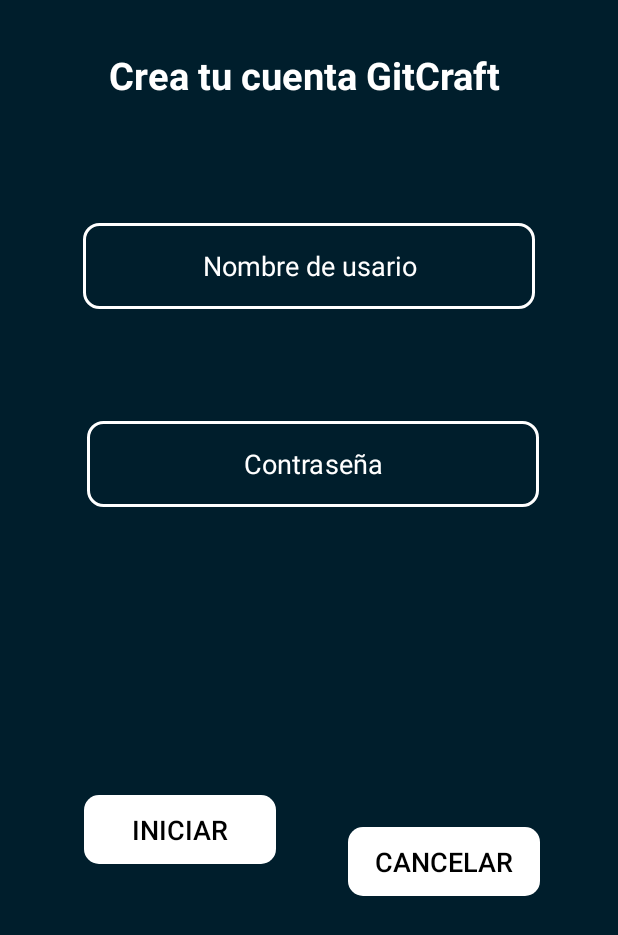
After one commit to EduardJiron/12HGitCraft, an Android app: the fragment CuentaCraftFragment shown on its own in the app's theme, on a phone screen of 412 x 824 dp. The commit adds this screen. Shown: the top 935 px of the screen. Run offline under Robolectric (Android 15) with nearby library versions, the phone set to English and light mode, and no system bars.

Commit message:
InterfazNuevas

```diff
--- /dev/null
+++ b/app/src/main/java/com/twelveHours/gitcraft/CuentaCraftFragment.kt
@@ -0,0 +1,59 @@
+package com.twelveHours.gitcraft
+
+import android.os.Bundle
+import androidx.fragment.app.Fragment
+import android.view.LayoutInflater
+import android.view.View
+import android.view.ViewGroup
+
+// TODO: Rename parameter arguments, choose names that match
+// the fragment initialization parameters, e.g. ARG_ITEM_NUMBER
+private const val ARG_PARAM1 = "param1"
+private const val ARG_PARAM2 = "param2"
+
+/**
+ * A simple [Fragment] subclass.
+ * Use the [CuentaCraftFragment.newInstance] factory method to
+ * create an instance of this fragment.
+ */
+class CuentaCraftFragment : Fragment() {
+    // TODO: Rename and change types of parameters
+    private var param1: String? = null
+    private var param2: String? = null
+
+    override fun onCreate(savedInstanceState: Bundle?) {
+        super.onCreate(savedInstanceState)
+        arguments?.let {
+            param1 = it.getString(ARG_PARAM1)
+            param2 = it.getString(ARG_PARAM2)
+        }
+    }
+
+    override fun onCreateView(
+        inflater: LayoutInflater, container: ViewGroup?,
+        savedInstanceState: Bundle?
+    ): View? {
+        // Inflate the layout for this fragment
+        return inflater.inflate(R.layout.fragment_cuenta_craft, container, false)
+    }
+
+    companion object {
+        /**
+         * Use this factory method to create a new instance of
+         * this fragment using the provided parameters.
+         *
+         * @param param1 Parameter 1.
+         * @param param2 Parameter 2.
+         * @return A new instance of fragment CuentaCraftFragment.
+         */
+        // TODO: Rename and change types and number of parameters
+        @JvmStatic
+        fun newInstance(param1: String, param2: String) =
+            CuentaCraftFragment().apply {
+                arguments = Bundle().apply {
+                    putString(ARG_PARAM1, param1)
+                    putString(ARG_PARAM2, param2)
+                }
+            }
+    }
+}
--- /dev/null
+++ b/app/src/main/res/layout/fragment_cuenta_craft.xml
@@ -0,0 +1,108 @@
+<?xml version="1.0" encoding="utf-8"?>
+<FrameLayout xmlns:android="http://schemas.android.com/apk/res/android"
+    xmlns:app="http://schemas.android.com/apk/res-auto"
+    xmlns:tools="http://schemas.android.com/tools"
+    android:layout_width="match_parent"
+    android:layout_height="match_parent"
+    tools:context=".CuentaCraftFragment">
+
+    <androidx.constraintlayout.widget.ConstraintLayout
+        android:layout_width="match_parent"
+        android:layout_height="match_parent"
+        android:background="@color/bacAzul">
+
+        <TextView
+            android:id="@+id/textInfoNuevaCuenta"
+            android:layout_width="363dp"
+            android:layout_height="40dp"
+            android:text="Crea tu cuenta GitCraft "
+            android:textAlignment="center"
+            android:textColor="@color/white"
+            android:textSize="25sp"
+            android:textStyle="bold"
+            app:layout_constraintBottom_toBottomOf="parent"
+            app:layout_constraintEnd_toEndOf="parent"
+            app:layout_constraintStart_toStartOf="parent"
+            app:layout_constraintTop_toTopOf="parent"
+            app:layout_constraintVertical_bias="0.042" />
+
+        <EditText
+            android:id="@+id/txtNombreGraft"
+            android:layout_width="301dp"
+            android:layout_height="57dp"
+            android:ems="15"
+            android:layout_alignParentLeft="true"
+            android:layout_alignParentTop="true"
+            android:layout_marginStart="150dp"
+            android:layout_marginTop="76dp"
+            android:layout_marginEnd="206dp"
+            android:background="@drawable/edit_text_rounded"
+            android:hint="Nombre de usario"
+            android:textAlignment="center"
+            android:textColor="@color/white"
+            android:textColorHint="@color/white"
+            app:layout_constraintEnd_toEndOf="parent"
+            app:layout_constraintHorizontal_bias="0.386"
+            app:layout_constraintStart_toStartOf="parent"
+            app:layout_constraintTop_toBottomOf="@+id/textInfoNuevaCuenta" />
+
+        <EditText
+            android:id="@+id/editTextPassword"
+            android:layout_width="301dp"
+            android:layout_height="57dp"
+            android:background="@drawable/edit_text_rounded"
+            android:ems="15"
+            android:hint="Contraseña"
+            android:inputType="textPassword"
+            android:textAlignment="center"
+            android:textColor="@color/white"
+            android:textColorHint="@color/white"
+            app:layout_constraintBottom_toBottomOf="parent"
+            app:layout_constraintEnd_toEndOf="parent"
+            app:layout_constraintHorizontal_bias="0.527"
+            app:layout_constraintStart_toStartOf="parent"
+            app:layout_constraintTop_toBottomOf="@+id/txtNombreGraft"
+            app:layout_constraintVertical_bias="0.133" />
+
+        <Button
+            android:id="@+id/btnAgregarGraft"
+            android:layout_width="128dp"
+            android:layout_height="46dp"
+            android:layout_marginStart="52dp"
+            android:layout_marginTop="84dp"
+            android:background="@drawable/button_rounded"
+            android:backgroundTint="@android:color/white"
+            android:stateListAnimator="@null"
+            android:text="Iniciar"
+            android:textColor="@color/black"
+            android:textSize="18sp"
+            app:backgroundTint="@null"
+            app:layout_constraintBottom_toBottomOf="parent"
+            app:layout_constraintEnd_toStartOf="@+id/btnCancGraft"
+            app:layout_constraintHorizontal_bias="0.078"
+            app:layout_constraintStart_toStartOf="parent"
+            app:layout_constraintTop_toBottomOf="@+id/editTextPassword"
+            app:layout_constraintVertical_bias="0.304" />
+
+        <Button
+            android:id="@+id/btnCancGraft"
+            android:layout_width="128dp"
+            android:layout_height="46dp"
+            android:layout_marginTop="20dp"
+            android:layout_marginEnd="52dp"
+            android:background="@drawable/button_rounded"
+            android:backgroundTint="@android:color/white"
+            android:stateListAnimator="@null"
+            android:text="Cancelar"
+            android:textColor="@color/black"
+            android:textSize="18sp"
+            app:backgroundTint="@null"
+            app:layout_constraintBottom_toBottomOf="parent"
+            app:layout_constraintEnd_toEndOf="parent"
+            app:layout_constraintTop_toBottomOf="@+id/editTextPassword"
+            app:layout_constraintVertical_bias="0.46" />
+
+
+    </androidx.constraintlayout.widget.ConstraintLayout>
+
+</FrameLayout>
```
Also changed, not shown: app/src/main/res/layout/fragment_agregar_repo.xml (+20 -6 lines), app/src/main/res/layout/fragment_usuario.xml (+111 -49 lines).
